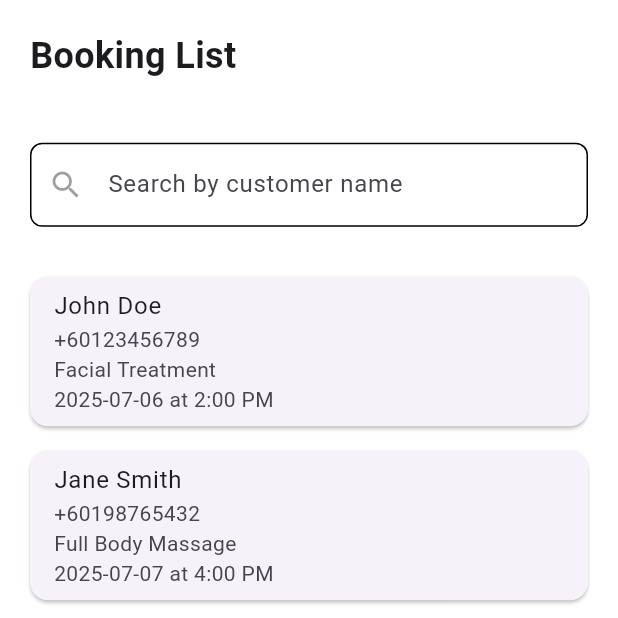
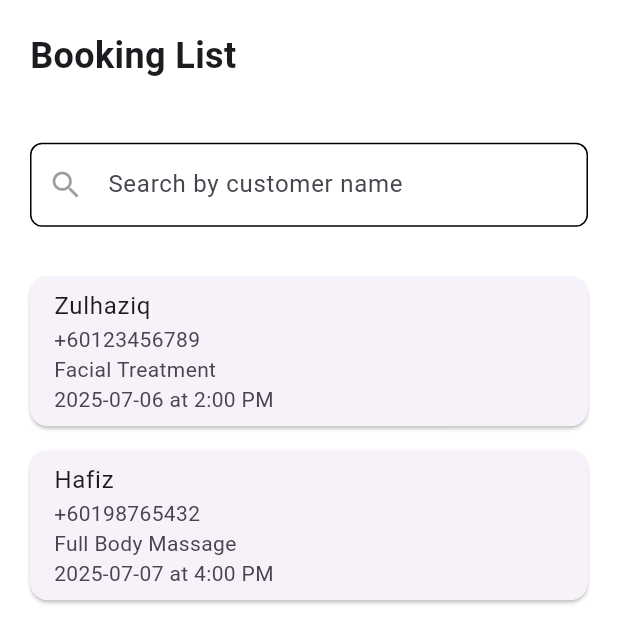
Before and after one commit to haziqCS/unispa_mobileapp, a Flutter app: the AdminBookingsListPage screen opened directly, on a phone screen of 412 x 824 dp, the top half of it. Run offline on Flutter 3.47's test engine with Material 3 defaults, Android fonts, the phone set to English and light mode, and no system bars; our stand-ins replace dio, font_awesome_flutter, lottie, shared_preferences, table_calendar; accounts and stored records are empty.

```diff
--- a/lib/screens/admin/admin_bookings_list_page.dart
+++ b/lib/screens/admin/admin_bookings_list_page.dart
@@ -15,14 +15,14 @@ class _AdminBookingsListPageState extends State<AdminBookingsListPage> {
   // Placeholder bookings
   final List<Map<String, String>> _bookings = [
     {
-      'name': 'John Doe',
+      'name': 'Zulhaziq',
       'phone': '+60123456789',
       'package': 'Facial Treatment',
       'date': '2025-07-06',
       'time': '2:00 PM',
     },
     {
-      'name': 'Jane Smith',
+      'name': 'Hafiz',
       'phone': '+60198765432',
       'package': 'Full Body Massage',
       'date': '2025-07-07',
```
